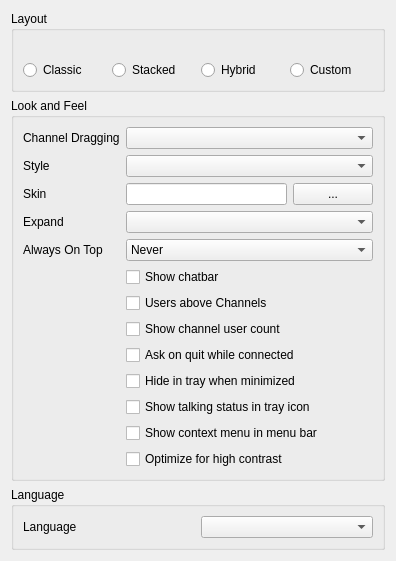
Before: the Qt Designer form src/mumble/LookConfig.ui in mumble-voip/mumble, drawn with Qt 5.
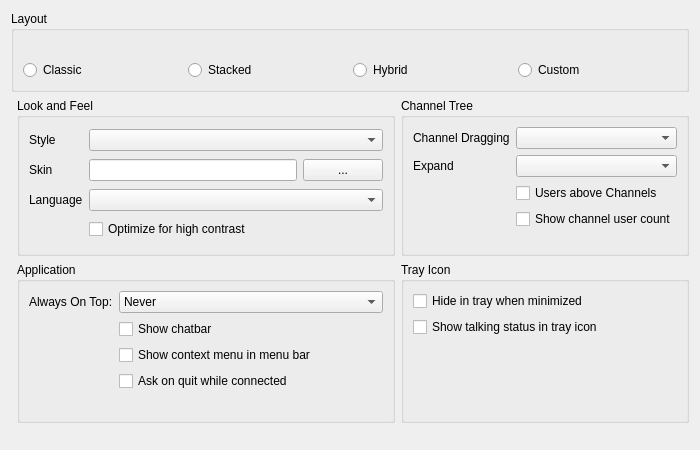
After: the same form once the commit is applied. Icons and pictures are not drawn.

Commit message: Regroup UI options

What changed in the file:
```diff
--- a/src/mumble/LookConfig.ui
+++ b/src/mumble/LookConfig.ui
@@ -6,15 +6,15 @@
    <rect>
     <x>0</x>
     <y>0</y>
-    <width>353</width>
-    <height>505</height>
+    <width>700</width>
+    <height>450</height>
    </rect>
   </property>
   <property name="windowTitle">
    <string>Form</string>
   </property>
-  <layout class="QVBoxLayout" name="verticalLayout">
-   <item>
+  <layout class="QGridLayout" name="gridLayout_4">
+   <item row="0" column="0" colspan="3">
     <widget class="QGroupBox" name="qgbLayout">
      <property name="title">
       <string>Layout</string>
@@ -151,37 +151,20 @@
      </layout>
     </widget>
    </item>
-   <item>
+   <item row="1" column="1">
     <widget class="QGroupBox" name="qgbLookFeel">
      <property name="title">
       <string>Look and Feel</string>
      </property>
      <layout class="QGridLayout" name="gridLayout">
       <item row="0" column="0">
-       <widget class="QLabel" name="qliChannelDrag">
-        <property name="text">
-         <string>Channel Dragging</string>
-        </property>
-       </widget>
-      </item>
-      <item row="0" column="1" colspan="2">
-       <widget class="QComboBox" name="qcbChannelDrag">
-        <property name="toolTip">
-         <string>This changes the behavior when moving channels.</string>
-        </property>
-        <property name="whatsThis">
-         <string>This sets the behavior of channel drags; it can be used to prevent accidental dragging. &lt;i&gt;Move&lt;/i&gt; moves the channel without prompting. &lt;i&gt;Do Nothing&lt;/i&gt; does nothing and prints an error message. &lt;i&gt;Ask&lt;/i&gt; uses a message box to confirm if you really wanted to move the channel.</string>
-        </property>
-       </widget>
-      </item>
-      <item row="1" column="0">
        <widget class="QLabel" name="qliStyle">
         <property name="text">
          <string>Style</string>
         </property>
        </widget>
       </item>
-      <item row="1" column="1" colspan="2">
+      <item row="0" column="1" colspan="2">
        <widget class="QComboBox" name="qcbStyle">
         <property name="toolTip">
          <string>Basic widget style</string>
@@ -191,14 +174,14 @@
         </property>
        </widget>
       </item>
-      <item row="2" column="0">
+      <item row="1" column="0">
        <widget class="QLabel" name="qliCSS">
         <property name="text">
          <string>Skin</string>
         </property>
        </widget>
       </item>
-      <item row="2" column="1">
+      <item row="1" column="1">
        <widget class="QLineEdit" name="qleCSS">
         <property name="toolTip">
          <string>Skin file to use</string>
@@ -208,38 +191,101 @@
         </property>
        </widget>
       </item>
-      <item row="2" column="2">
+      <item row="1" column="2">
        <widget class="QPushButton" name="qpbSkinFile">
         <property name="text">
          <string>...</string>
         </property>
        </widget>
       </item>
-      <item row="3" column="0">
-       <widget class="QLabel" name="qliExpand">
-        <property name="text">
-         <string>Expand</string>
-        </property>
-       </widget>
-      </item>
-      <item row="3" column="1" colspan="2">
-       <widget class="QComboBox" name="qcbExpand">
+      <item row="12" column="1" colspan="2">
+       <widget class="QCheckBox" name="qcbHighContrast">
         <property name="toolTip">
          <string>When to automatically expand channels</string>
         </property>
-        <property name="whatsThis">
-         <string>This sets which channels to automatically expand. &lt;i&gt;None&lt;/i&gt; and &lt;i&gt;All&lt;/i&gt; will expand no or all channels, while &lt;i&gt;Only with users&lt;/i&gt; will expand and collapse channels as users join and leave them.</string>
-        </property>
-       </widget>
-      </item>
-      <item row="4" column="0">
-       <widget class="QLabel" name="qliAlwaysOnTop">
         <property name="text">
-         <string>Always On Top</string>
+         <string>Optimize for high contrast</string>
         </property>
        </widget>
       </item>
       <item row="4" column="1" colspan="2">
+       <widget class="QComboBox" name="qcbLanguage">
+        <property name="toolTip">
+         <string>Language to use (requires restart)</string>
+        </property>
+        <property name="whatsThis">
+         <string>&lt;b&gt;This sets which language Mumble should use.&lt;/b&gt;&lt;br /&gt;You have to restart Mumble to use the new language.</string>
+        </property>
+       </widget>
+      </item>
+      <item row="4" column="0">
+       <widget class="QLabel" name="qliLanguage">
+        <property name="text">
+         <string>Language</string>
+        </property>
+        <property name="buddy">
+         <cstring>qcbLanguage</cstring>
+        </property>
+       </widget>
+      </item>
+     </layout>
+    </widget>
+   </item>
+   <item row="2" column="2">
+    <widget class="QGroupBox" name="qgbTray">
+     <property name="title">
+      <string>Tray Icon</string>
+     </property>
+     <layout class="QVBoxLayout" name="verticalLayout">
+      <item>
+       <widget class="QCheckBox" name="qcbHideTray">
+        <property name="toolTip">
+         <string>Hide the main Mumble window in the tray when it is minimized.</string>
+        </property>
+        <property name="whatsThis">
+         <string>&lt;b&gt;If set, minimizing the Mumble main window will cause it to be hidden and accessible only from the tray. Otherwise, it will be minimized as a window normally would.&lt;/b&gt;</string>
+        </property>
+        <property name="text">
+         <string>Hide in tray when minimized</string>
+        </property>
+       </widget>
+      </item>
+      <item>
+       <widget class="QCheckBox" name="qcbStateInTray">
+        <property name="toolTip">
+         <string>Displays talking status in system tray</string>
+        </property>
+        <property name="whatsThis">
+         <string/>
+        </property>
+        <property name="text">
+         <string>Show talking status in tray icon</string>
+        </property>
+       </widget>
+      </item>
+      <item>
+       <spacer name="verticalSpacer_3">
+        <property name="orientation">
+         <enum>Qt::Vertical</enum>
+        </property>
+        <property name="sizeHint" stdset="0">
+         <size>
+          <width>20</width>
+          <height>40</height>
+         </size>
+        </property>
+       </spacer>
+      </item>
+     </layout>
+    </widget>
+   </item>
+   <item row="2" column="1">
+    <widget class="QGroupBox" name="qgbApplication">
+     <property name="title">
+      <string>Application</string>
+     </property>
+     <layout class="QGridLayout" name="gridLayout_3" columnstretch="0,0">
+      <item row="1" column="1">
        <widget class="QComboBox" name="qcbAlwaysOnTop">
         <property name="toolTip">
          <string>This setting controls when the application will be always on top.</string>
@@ -269,7 +315,20 @@
         </item>
        </widget>
       </item>
-      <item row="5" column="1">
+      <item row="4" column="1">
+       <widget class="QCheckBox" name="qcbAskOnQuit">
+        <property name="toolTip">
+         <string>Ask whether to close or minimize when quitting Mumble.</string>
+        </property>
+        <property name="whatsThis">
+         <string>&lt;b&gt;If set, will verify you want to quit if connected.&lt;/b&gt;</string>
+        </property>
+        <property name="text">
+         <string>Ask on quit while connected</string>
+        </property>
+       </widget>
+      </item>
+      <item row="2" column="1">
        <widget class="QCheckBox" name="qcbShowChatbar">
         <property name="toolTip">
          <string>Check to show chat bar</string>
@@ -282,7 +341,80 @@
         </property>
        </widget>
       </item>
-      <item row="6" column="1">
+      <item row="1" column="0">
+       <widget class="QLabel" name="qliAlwaysOnTop">
+        <property name="text">
+         <string>Always On Top:</string>
+        </property>
+       </widget>
+      </item>
+      <item row="7" column="1">
+       <spacer name="horizontalSpacer">
+        <property name="orientation">
+         <enum>Qt::Horizontal</enum>
+        </property>
+        <property name="sizeHint" stdset="0">
+         <size>
+          <width>40</width>
+          <height>20</height>
+         </size>
+        </property>
+       </spacer>
+      </item>
+      <item row="3" column="1">
+       <widget class="QCheckBox" name="qcbShowContextMenuInMenuBar">
+        <property name="toolTip">
+         <string>Adds user and channel context menus into the menu bar</string>
+        </property>
+        <property name="text">
+         <string>Show context menu in menu bar</string>
+        </property>
+       </widget>
+      </item>
+     </layout>
+    </widget>
+   </item>
+   <item row="1" column="2">
+    <widget class="QGroupBox" name="qgbChannel">
+     <property name="title">
+      <string>Channel Tree</string>
+     </property>
+     <layout class="QGridLayout" name="gridLayout_2" columnstretch="0,0">
+      <item row="0" column="0">
+       <widget class="QLabel" name="qliChannelDrag">
+        <property name="text">
+         <string>Channel Dragging</string>
+        </property>
+       </widget>
+      </item>
+      <item row="0" column="1">
+       <widget class="QComboBox" name="qcbChannelDrag">
+        <property name="toolTip">
+         <string>This changes the behavior when moving channels.</string>
+        </property>
+        <property name="whatsThis">
+         <string>This sets the behavior of channel drags; it can be used to prevent accidental dragging. &lt;i&gt;Move&lt;/i&gt; moves the channel without prompting. &lt;i&gt;Do Nothing&lt;/i&gt; does nothing and prints an error message. &lt;i&gt;Ask&lt;/i&gt; uses a message box to confirm if you really wanted to move the channel.</string>
+        </property>
+       </widget>
+      </item>
+      <item row="2" column="0">
+       <widget class="QLabel" name="qliExpand">
+        <property name="text">
+         <string>Expand</string>
+        </property>
+       </widget>
+      </item>
+      <item row="2" column="1">
+       <widget class="QComboBox" name="qcbExpand">
+        <property name="toolTip">
+         <string>When to automatically expand channels</string>
+        </property>
+        <property name="whatsThis">
+         <string>This sets which channels to automatically expand. &lt;i&gt;None&lt;/i&gt; and &lt;i&gt;All&lt;/i&gt; will expand no or all channels, while &lt;i&gt;Only with users&lt;/i&gt; will expand and collapse channels as users join and leave them.</string>
+        </property>
+       </widget>
+      </item>
+      <item row="3" column="1">
        <widget class="QCheckBox" name="qcbUsersTop">
         <property name="toolTip">
          <string>List users above subchannels (requires restart).</string>
@@ -295,7 +427,7 @@
         </property>
        </widget>
       </item>
-      <item row="7" column="1">
+      <item row="4" column="1">
        <widget class="QCheckBox" name="qcbShowUserCount">
         <property name="toolTip">
          <string>Show number of users in each channel</string>
@@ -305,106 +437,31 @@
         </property>
        </widget>
       </item>
-      <item row="8" column="1" colspan="2">
-       <widget class="QCheckBox" name="qcbAskOnQuit">
-        <property name="toolTip">
-         <string>Ask whether to close or minimize when quitting Mumble.</string>
+      <item row="5" column="0" colspan="2">
+       <spacer name="verticalSpacer_4">
+        <property name="orientation">
+         <enum>Qt::Vertical</enum>
         </property>
-        <property name="whatsThis">
-         <string>&lt;b&gt;If set, will verify you want to quit if connected.&lt;/b&gt;</string>
+        <property name="sizeHint" stdset="0">
+         <size>
+          <width>20</width>
+          <height>40</height>
+         </size>
         </property>
-        <property name="text">
-         <string>Ask on quit while connected</string>
-        </property>
-       </widget>
+       </spacer>
       </item>
-      <item row="9" column="1" colspan="2">
-       <widget class="QCheckBox" name="qcbHideTray">
-        <property name="toolTip">
-         <string>Hide the main Mumble window in the tray when it is minimized.</string>
-        </property>
-        <property name="whatsThis">
-         <string>&lt;b&gt;If set, minimizing the Mumble main window will cause it to be hidden and accessible only from the tray. Otherwise, it will be minimized as a window normally would.&lt;/b&gt;</string>
-        </property>
-        <property name="text">
-         <string>Hide in tray when minimized</string>
-        </property>
-       </widget>
-      </item>
-      <item row="10" column="1" colspan="2">
-       <widget class="QCheckBox" name="qcbStateInTray">
-        <property name="toolTip">
-         <string>Displays talking status in system tray</string>
-        </property>
-        <property name="whatsThis">
-         <string/>
-        </property>
-        <property name="text">
-         <string>Show talking status in tray icon</string>
-        </property>
-       </widget>
-      </item>
-      <item row="11" column="1" colspan="2">
-       <widget class="QCheckBox" name="qcbShowContextMenuInMenuBar">
-        <property name="toolTip">
-         <string>Adds user and channel context menus into the menu bar</string>
-        </property>
-        <property name="text">
-         <string>Show context menu in menu bar</string>
-        </property>
-       </widget>
-      </item>
-      <item row="12" column="1" colspan="2">
-       <widget class="QCheckBox" name="qcbHighContrast">
-        <property name="toolTip">
-         <string>Apply some high contrast optimizations for visually impaired users</string>
-        </property>
-        <property name="text">
-         <string>Optimize for high contrast</string>
-        </property>
-       </widget>
-      </item>
      </layout>
     </widget>
    </item>
-   <item>
-    <widget class="QGroupBox" name="qgbLanguage">
-     <property name="title">
-      <string>Language</string>
-     </property>
-     <layout class="QHBoxLayout">
-      <item>
-       <widget class="QLabel" name="qliLanguage">
-        <property name="text">
-         <string>Language</string>
-        </property>
-        <property name="buddy">
-         <cstring>qcbLanguage</cstring>
-        </property>
-       </widget>
-      </item>
-      <item>
-       <widget class="QComboBox" name="qcbLanguage">
-        <property name="toolTip">
-         <string>Language to use (requires restart)</string>
-        </property>
-        <property name="whatsThis">
-         <string>&lt;b&gt;This sets which language Mumble should use.&lt;/b&gt;&lt;br /&gt;You have to restart Mumble to use the new language.</string>
-        </property>
-       </widget>
-      </item>
-     </layout>
-    </widget>
-   </item>
-   <item>
-    <spacer>
+   <item row="3" column="1" colspan="2">
+    <spacer name="verticalSpacer_2">
      <property name="orientation">
       <enum>Qt::Vertical</enum>
      </property>
      <property name="sizeHint" stdset="0">
       <size>
-       <width>0</width>
-       <height>0</height>
+       <width>20</width>
+       <height>40</height>
       </size>
      </property>
     </spacer>
```
Left out of the diff: 2 changed lines with no effect on the pictures. The commit also changes 1 other file.
